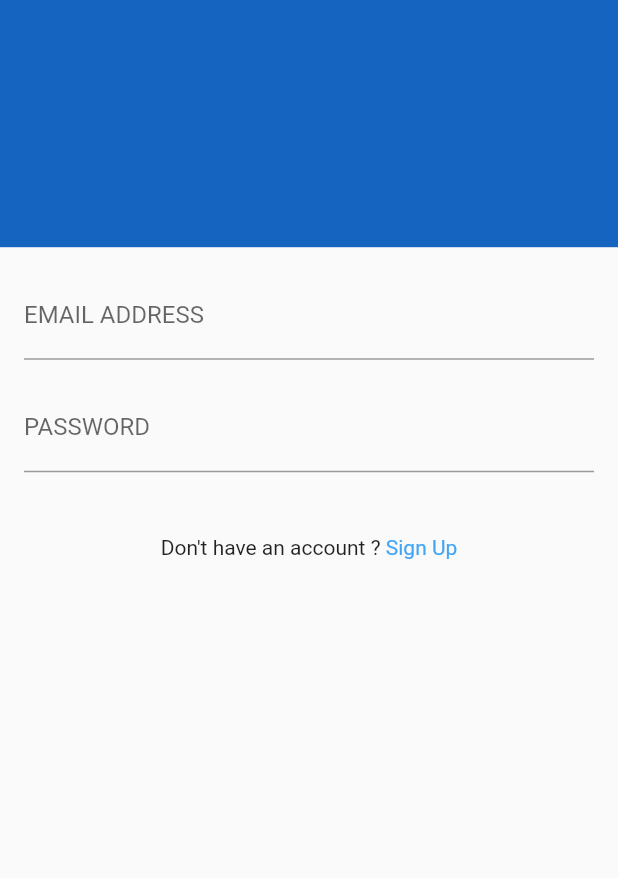
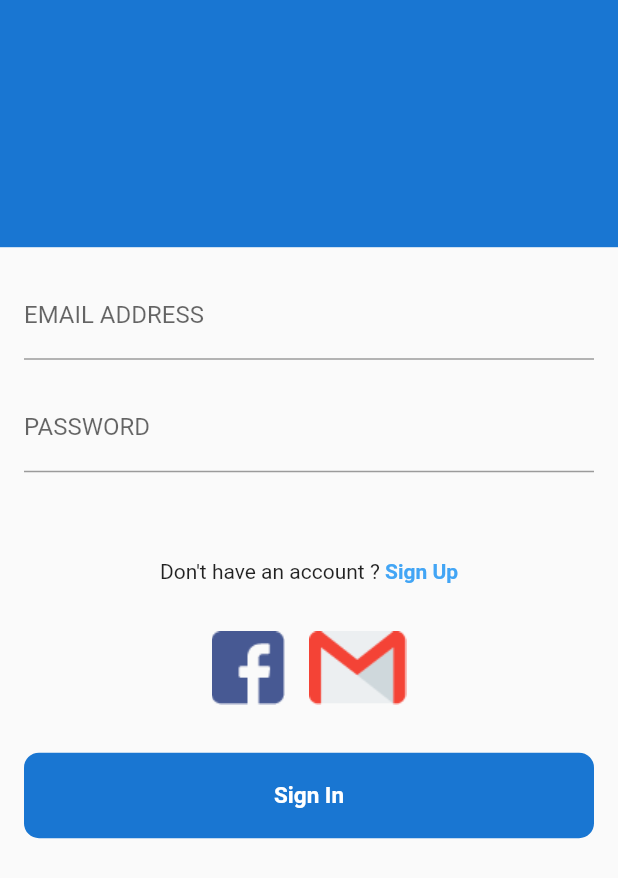
Before and after one commit to Muhammed-AbdelGhany/auth-home-task, a Flutter app: the screen it shows after launch, on a phone screen of 412 x 824 dp. Shown: the top 878 px of the screen. Run offline on Flutter 3.47's test engine with Material 2 defaults, Android fonts, the phone set to English and light mode, and no system bars; our stand-ins replace firebase_core; missing offline and left inert: auto_validate; accounts and stored records are empty.

Commit message:
login compeleted and signin added

```diff
--- a/lib/main.dart
+++ b/lib/main.dart
@@ -1,5 +1,6 @@
 import 'package:auth_ecommerce_task/theme/colors.dart';
 import 'package:auth_ecommerce_task/views/auth/login.dart';
+import 'package:auth_ecommerce_task/views/auth/signup.dart';
 import 'package:auth_ecommerce_task/views/home.dart';
 import 'package:firebase_core/firebase_core.dart';
 import 'package:flutter/material.dart';
@@ -23,6 +24,7 @@ class MyApp extends StatelessWidget {
       home: LoginScreen(),
       routes: {
         HomeScreen.routeName: (cxt) => HomeScreen(),
+        SignUpScreen.routeName: (cxt) => SignUpScreen(),
       },
     );
   }
--- a/lib/theme/colors.dart
+++ b/lib/theme/colors.dart
@@ -1,5 +1,5 @@
 import 'package:flutter/material.dart';
 
 class AppColors {
-  static Color pColor = Colors.blue[800];
+  static Color pColor = Colors.blue[700];
 }
--- a/lib/views/auth/login.dart
+++ b/lib/views/auth/login.dart
@@ -1,3 +1,4 @@
+import 'package:auth_ecommerce_task/views/auth/signup.dart';
 import 'package:auto_validate/auto_validate.dart';
 import 'package:flutter/material.dart';
 import 'package:auth_ecommerce_task/theme/colors.dart';
@@ -13,11 +14,27 @@ class _LoginScreenState extends State<LoginScreen> {
   final FocusNode _passwordFN = FocusNode();
   String _emailAdress = '';
   String _password = '';
+
+  @override
+  void dispose() {
+    _passwordFN.dispose();
+    super.dispose();
+  }
+
+  void onSubmit() {
+    final isValid = _formKey.currentState.validate();
+    FocusScope.of(context).unfocus();
+    if (isValid) {
+      _formKey.currentState.save();
+    }
+  }
+
   @override
   Widget build(BuildContext context) {
     final height = MediaQuery.of(context).size.height;
     return Scaffold(
-      body: Column(
+      body: SingleChildScrollView(
+        child: Column(
           children: [
             Container(
               decoration: BoxDecoration(color: AppColors.pColor),
@@ -28,17 +45,13 @@ class _LoginScreenState extends State<LoginScreen> {
               key: _formKey,
               child: Padding(
                 padding: const EdgeInsets.all(16),
-                child: SingleChildScrollView(
                 child: Column(
                   children: [
                     TextFormField(
                       key: ValueKey('email'),
-                        validator:
-                            /*(value) => AutoValidate.email(value.toString())
+                      validator: (value) => AutoValidate.email(value)
                           ? null
-                            : 'Please enter a valid email'*/
-                            FormValidator.email(
-                                errorMessage: 'Please Enter a Valid Email'),
+                          : 'enter a valid Email',
                       textInputAction: TextInputAction.next,
                       onEditingComplete: () =>
                           FocusScope.of(context).requestFocus(_passwordFN),
@@ -53,16 +66,12 @@ class _LoginScreenState extends State<LoginScreen> {
                     SizedBox(height: 16),
                     TextFormField(
                       key: ValueKey('password'),
-                        validator:
-                            /*(value) => AutoValidate.email(value.toString())
+                      validator: (value) => AutoValidate.password(value)
                           ? null
-                            : 'Please enter a valid email'*/
-                            FormValidator.password(
-                                errorMessage: 'Please Enter a Valid Passowrd'),
-                        textInputAction: TextInputAction.next,
+                          : 'enter a valid Password',
+                      textInputAction: TextInputAction.done,
                       focusNode: _passwordFN,
-                        onEditingComplete: () =>
-                            FocusScope.of(context).requestFocus(_passwordFN),
+                      onEditingComplete: onSubmit,
                       keyboardType: TextInputType.emailAddress,
                       obscureText: true,
                       decoration: InputDecoration(
@@ -74,24 +83,71 @@ class _LoginScreenState extends State<LoginScreen> {
                       onSaved: (newValue) => _password = newValue,
                     ),
                     SizedBox(
-                        height: 42,
+                      height: 58,
                     ),
                     Row(
                       mainAxisAlignment: MainAxisAlignment.center,
                       children: [
                         Text('Don\'t have an account ? '),
-                          Text('Sign Up',
-                              style: TextStyle(color: Colors.blue[400]))
+                        GestureDetector(
+                          onTap: () {
+                            Navigator.pushReplacementNamed(
+                                context, SignUpScreen.routeName);
+                          },
+                          child: Text(
+                            'Sign Up',
+                            style: TextStyle(
+                                color: Colors.blue[400],
+                                fontWeight: FontWeight.bold),
+                          ),
+                        )
                       ],
                     ),
                     SizedBox(
-                        height: 16,
+                      height: 32,
+                    ),
+                    Row(
+                      mainAxisAlignment: MainAxisAlignment.center,
+                      children: [
+                        Container(
+                          child: Image.asset("assets/images/facebook.png"),
+                        ),
+                        SizedBox(
+                          width: 16,
+                        ),
+                        Container(
+                          child: Image.asset("assets/images/gmail.png"),
                         ),
                       ],
                     ),
+                    SizedBox(
+                      height: 32,
                     ),
-              ))
+                    GestureDetector(
+                      onTap: onSubmit,
+                      child: Container(
+                        width: double.infinity - 2,
+                        height: 57,
+                        alignment: Alignment.center,
+                        child: Text(
+                          'Sign In',
+                          style: TextStyle(
+                              color: Colors.white,
+                              fontSize: 15,
+                              fontWeight: FontWeight.bold),
+                        ),
+                        decoration: BoxDecoration(
+                          borderRadius: BorderRadius.circular(10),
+                          color: AppColors.pColor,
+                        ),
+                      ),
+                    )
                   ],
+                ),
+              ),
+            )
+          ],
+        ),
       ),
     );
   }
--- a/pubspec.yaml
+++ b/pubspec.yaml
@@ -50,9 +50,8 @@ flutter:
   uses-material-design: true
 
   # To add assets to your application, add an assets section, like this:
-  # assets:
-  #   - images/a_dot_burr.jpeg
-  #   - images/a_dot_ham.jpeg
+  assets:
+    - assets/images/
 
   # An image asset can refer to one or more resolution-specific "variants", see
   # https://flutter.dev/assets-and-images/#resolution-aware.
```
Also changed, not shown: lib/views/auth/signup.dart (+219 -0 lines), assets/images/facebook.png (renamed from lib/assets/images/facebook.png), assets/images/gmail.png (renamed from lib/assets/images/gmail.png), assets/images/writing.png (added). Lines whose indentation alone changed are shown as unchanged.
